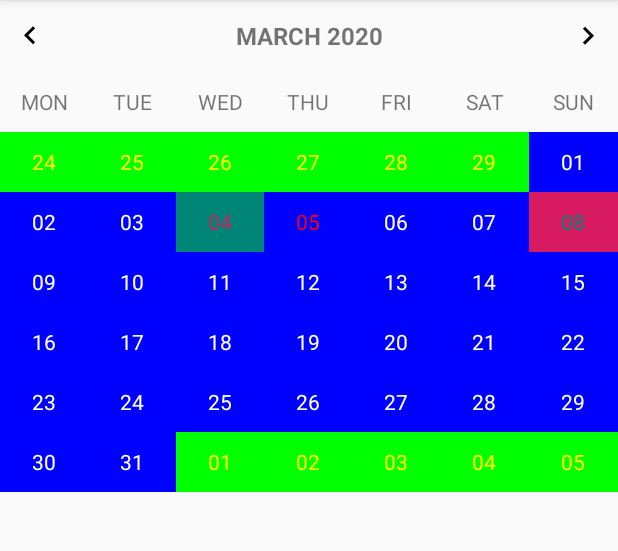
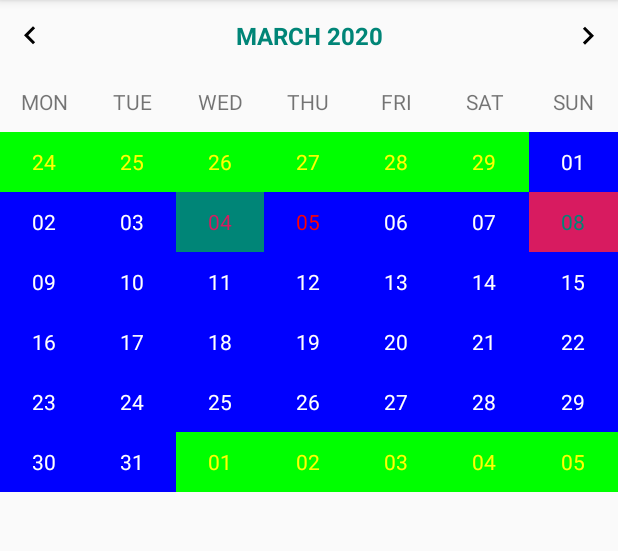
Before and after one commit to VarunBarad/Highlightable-Calendar-View, an Android app: the screen it shows after launch (MainActivity), on a phone screen of 412 x 824 dp, the part 84-635 px from its top. Run offline under Robolectric (Android 15) with nearby library versions, the phone set to English and light mode, and no system bars; our stand-ins replace data binding.

Commit message:
Add option to set month-name-title text color

```diff
--- a/app/src/main/res/layout/activity_main.xml
+++ b/app/src/main/res/layout/activity_main.xml
@@ -18,5 +18,6 @@
         app:firstDayOfWeek="monday"
         app:layout_constraintEnd_toEndOf="parent"
         app:layout_constraintStart_toStartOf="parent"
-        app:layout_constraintTop_toTopOf="parent" />
+        app:layout_constraintTop_toTopOf="parent"
+        app:monthNameTitleTextColor="@color/colorPrimary" />
 </androidx.constraintlayout.widget.ConstraintLayout>
--- a/highlightable-calendar-view/src/main/java/com/varunbarad/highlightable_calendar_view/HighlightableCalendarView.kt
+++ b/highlightable-calendar-view/src/main/java/com/varunbarad/highlightable_calendar_view/HighlightableCalendarView.kt
@@ -23,6 +23,14 @@ class HighlightableCalendarView @JvmOverloads constructor(
         set(value) {
             field = value
             this.monthCalendar.firstDayOfWeek = (value.ordinal + 1)
+            this.updateCalendarDisplayedContents()
+        }
+
+    @ColorInt
+    var monthNameTitleTextColor: Int =
+        ContextCompat.getColor(this.context, R.color.monthNameTitle_textColor)
+        set(value) {
+            field = value
             this.updateCalendarDisplayedContents()
         }
     @ColorInt
@@ -132,6 +140,10 @@ class HighlightableCalendarView @JvmOverloads constructor(
                 R.styleable.HighlightableCalendarView_firstDayOfWeek,
                 DayOfWeek.SUNDAY.ordinal
             )]
+            this.monthNameTitleTextColor = attributeValues.getColor(
+                R.styleable.HighlightableCalendarView_monthNameTitleTextColor,
+                ContextCompat.getColor(this.context, R.color.monthNameTitle_textColor)
+            )
             this.dayTextColorCurrentDay = attributeValues.getColor(
                 R.styleable.HighlightableCalendarView_dayTextColorCurrentDay,
                 ContextCompat.getColor(this.context, R.color.day_textColor_currentDay)
@@ -171,6 +183,8 @@ class HighlightableCalendarView @JvmOverloads constructor(
             monthCalendar.getFullNameOfMonth(),
             monthCalendar.get(Calendar.YEAR).toString()
         )
+
+        this.viewBinding.monthTitle.setTextColor(this.monthNameTitleTextColor)
     }
 
     private fun setWeekDayNames() {
--- a/highlightable-calendar-view/src/main/res/values/attrs.xml
+++ b/highlightable-calendar-view/src/main/res/values/attrs.xml
@@ -24,7 +24,9 @@
         <attr name="dayTextColorEnabled" format="color" />
         <attr name="dayBackgroundColorEnabled" format="color" />
 
-        <attr name="calendarTitleTextColor" format="color" />
+        <!-- Specify color for month-name title -->
+        <attr name="monthNameTitleTextColor" format="color" />
+
         <attr name="dayOfWeekTextColor" format="color" />
         <attr name="dayOfMonthTextColor" format="color" />
         <attr name="calendarBackgroundColor" format="color" />
--- a/highlightable-calendar-view/src/main/res/values/colors.xml
+++ b/highlightable-calendar-view/src/main/res/values/colors.xml
@@ -3,6 +3,8 @@
     <color name="white">#ffffff</color>
     <color name="black">#000000</color>
     <color name="darkGrey">#222222</color>
+
+    <color name="monthNameTitle_textColor">#1e1e1e</color>
 
     <color name="day_textColor_currentDay">#03a7e9</color>
 
```
